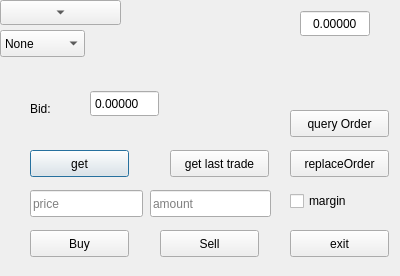
First picture: the form in widget.ui, repository CaoNguyenHcmus/Qt_bitfinex, before the edit.
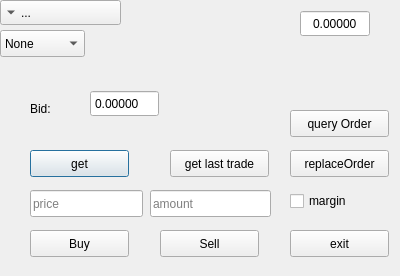
Second picture: the form after the edit.

Commit message: Get currency from list and didsplay to button

What changed in the file:
```diff
--- a/widget.ui
+++ b/widget.ui
@@ -99,7 +99,7 @@
     <enum>QToolButton::InstantPopup</enum>
    </property>
    <property name="toolButtonStyle">
-    <enum>Qt::ToolButtonIconOnly</enum>
+    <enum>Qt::ToolButtonTextBesideIcon</enum>
    </property>
    <property name="arrowType">
     <enum>Qt::DownArrow</enum>
```
The commit also changes 2 other files.
